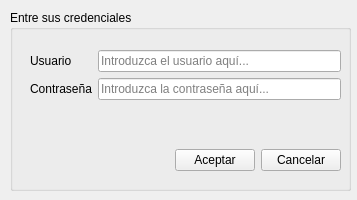
Qt form RumbaBurger/login.ui (yordanlp/RumbaBurger) before a commit.
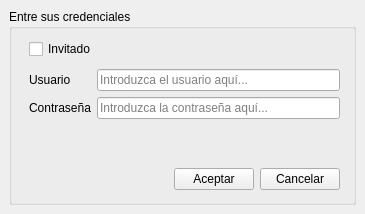
The same form after that commit.

```diff
--- a/RumbaBurger/login.ui
+++ b/RumbaBurger/login.ui
@@ -6,8 +6,8 @@
    <rect>
     <x>0</x>
     <y>0</y>
-    <width>357</width>
-    <height>200</height>
+    <width>365</width>
+    <height>214</height>
    </rect>
   </property>
   <property name="windowTitle">
@@ -17,15 +17,9 @@
    <string notr="true"/>
   </property>
   <widget class="QWidget" name="centralwidget">
+   <layout class="QGridLayout" name="gridLayout">
+    <item row="0" column="0">
    <widget class="QGroupBox" name="groupBox">
-    <property name="geometry">
-     <rect>
-      <x>10</x>
-      <y>10</y>
-      <width>341</width>
-      <height>181</height>
-     </rect>
-    </property>
     <property name="title">
      <string>Entre sus credenciales</string>
     </property>
@@ -33,7 +27,7 @@
      <property name="geometry">
       <rect>
        <x>20</x>
-       <y>40</y>
+         <y>60</y>
        <width>311</width>
        <height>121</height>
       </rect>
@@ -110,7 +104,22 @@
       </item>
      </layout>
     </widget>
-   </widget>
+      <widget class="QCheckBox" name="cb_invitado">
+       <property name="geometry">
+        <rect>
+         <x>20</x>
+         <y>30</y>
+         <width>81</width>
+         <height>20</height>
+        </rect>
+       </property>
+       <property name="text">
+        <string>Invitado</string>
+       </property>
+      </widget>
+     </widget>
+    </item>
+   </layout>
   </widget>
  </widget>
  <resources/>
```
Lines whose indentation alone changed are shown as unchanged.
